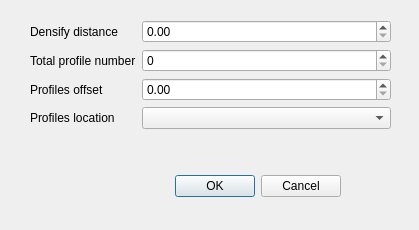
Qt form gSurf/widgets/dialog_multiple_profiles.ui (mauroalberti/gSurf) before a commit.
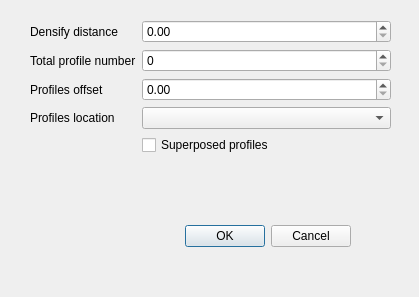
The same form after that commit.

Commit message: Implementing multiple profiles

The edit to the form file:
```diff
--- a/gSurf/widgets/dialog_multiple_profiles.ui
+++ b/gSurf/widgets/dialog_multiple_profiles.ui
@@ -7,7 +7,7 @@
     <x>0</x>
     <y>0</y>
     <width>419</width>
-    <height>230</height>
+    <height>297</height>
    </rect>
   </property>
   <property name="windowTitle">
@@ -16,8 +16,8 @@
   <widget class="QDialogButtonBox" name="buttonBox">
    <property name="geometry">
     <rect>
-     <x>30</x>
-     <y>170</y>
+     <x>40</x>
+     <y>220</y>
      <width>311</width>
      <height>32</height>
     </rect>
@@ -35,7 +35,7 @@
      <x>30</x>
      <y>20</y>
      <width>361</width>
-     <height>121</height>
+     <height>161</height>
     </rect>
    </property>
    <layout class="QFormLayout" name="formLayout">
@@ -83,6 +83,13 @@
     <item row="3" column="1">
      <widget class="QComboBox" name="profilesLocationComboBox"/>
     </item>
+    <item row="4" column="1">
+     <widget class="QCheckBox" name="superposedProfilesCheckBox">
+      <property name="text">
+       <string>Superposed profiles</string>
+      </property>
+     </widget>
+    </item>
    </layout>
   </widget>
  </widget>
```
The commit also changes 1 other file.
